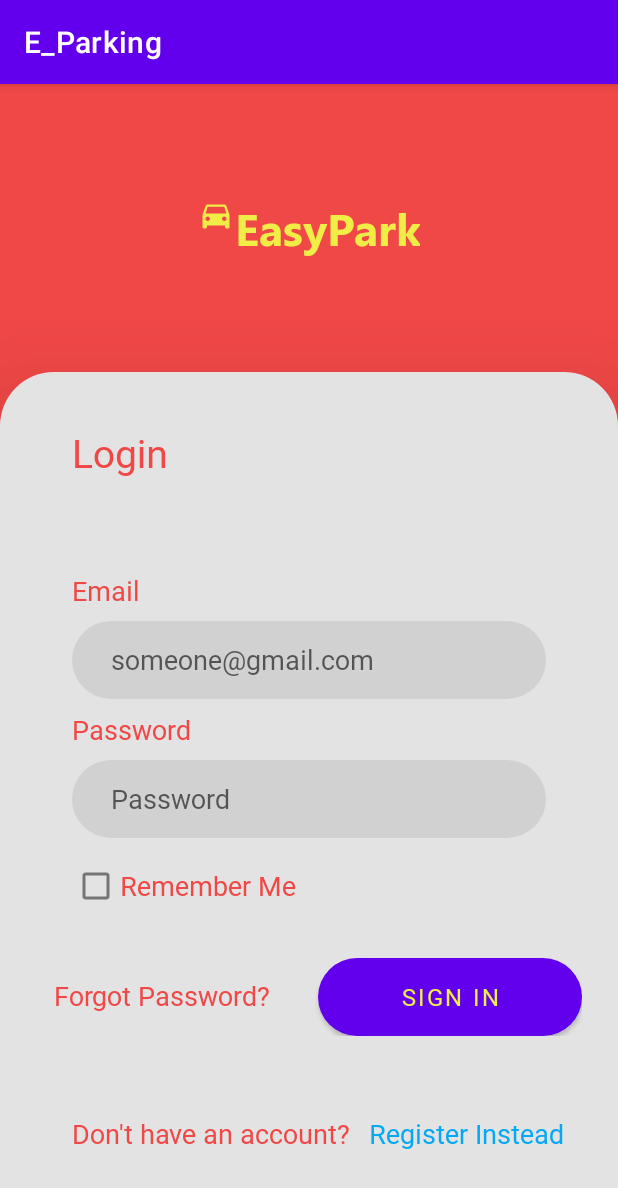
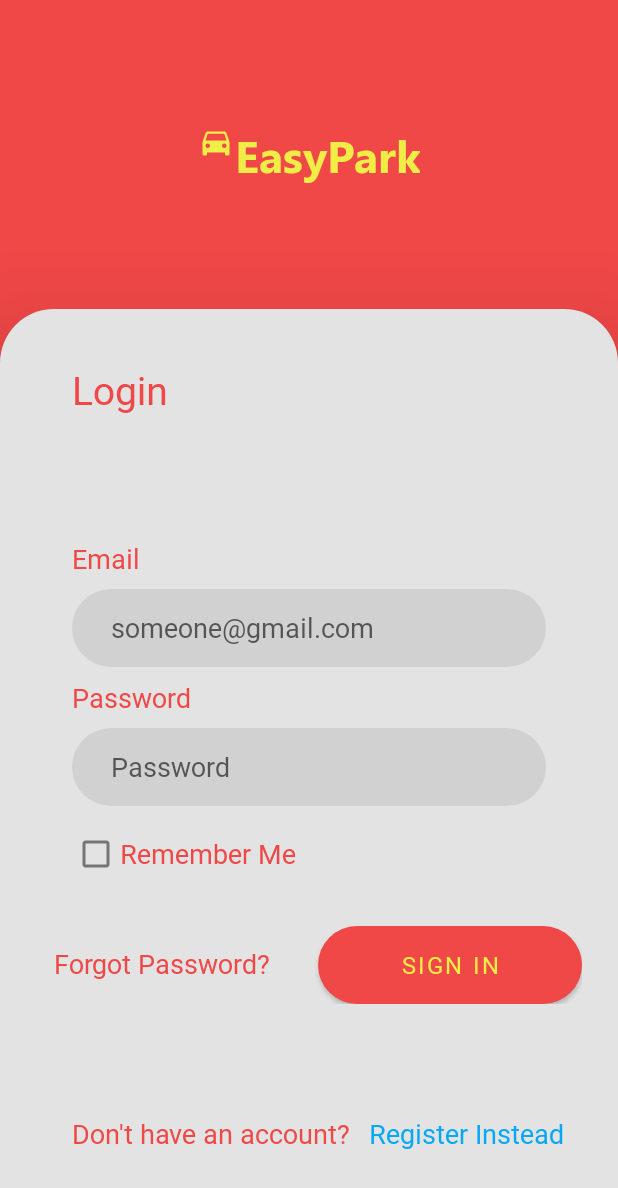
Before and after one commit to ninadpatil1452/E_Parking, an Android app: the screen it shows after launch (MainActivity), on a phone screen of 412 x 824 dp. Shown: the top 1188 px of the screen. Run offline under Robolectric (Android 15) with nearby library versions, the phone set to English and light mode, and no system bars.

Commit message:
Removed Action Bar and changed to color of status Bar to Base color.

```diff
--- a/app/src/main/res/values-night/themes.xml
+++ b/app/src/main/res/values-night/themes.xml
@@ -1,13 +1,13 @@
 <resources xmlns:tools="http://schemas.android.com/tools">
     <!-- Base application theme. -->
-    <style name="Theme.E_Parking" parent="Theme.MaterialComponents.DayNight.DarkActionBar">
+    <style name="Theme.E_Parking" parent="Theme.MaterialComponents.DayNight.NoActionBar">
         <!-- Primary brand color. -->
-        <item name="colorPrimary">@color/purple_200</item>
-        <item name="colorPrimaryVariant">@color/purple_700</item>
+        <item name="colorPrimary">@color/base</item>
+        <item name="colorPrimaryVariant">@color/base</item>
         <item name="colorOnPrimary">@color/black</item>
         <!-- Secondary brand color. -->
-        <item name="colorSecondary">@color/teal_200</item>
-        <item name="colorSecondaryVariant">@color/teal_200</item>
+        <item name="colorSecondary">@color/base</item>
+        <item name="colorSecondaryVariant">@color/base</item>
         <item name="colorOnSecondary">@color/black</item>
         <!-- Status bar color. -->
         <item name="android:statusBarColor" tools:targetApi="l">?attr/colorPrimaryVariant</item>
--- a/app/src/main/res/values/themes.xml
+++ b/app/src/main/res/values/themes.xml
@@ -1,13 +1,13 @@
 <resources xmlns:tools="http://schemas.android.com/tools">
     <!-- Base application theme. -->
-    <style name="Theme.E_Parking" parent="Theme.MaterialComponents.DayNight.DarkActionBar">
+    <style name="Theme.E_Parking" parent="Theme.MaterialComponents.DayNight.NoActionBar">
         <!-- Primary brand color. -->
-        <item name="colorPrimary">@color/purple_500</item>
-        <item name="colorPrimaryVariant">@color/purple_700</item>
+        <item name="colorPrimary">@color/base</item>
+        <item name="colorPrimaryVariant">@color/base</item>
         <item name="colorOnPrimary">@color/white</item>
         <!-- Secondary brand color. -->
-        <item name="colorSecondary">@color/teal_200</item>
-        <item name="colorSecondaryVariant">@color/teal_700</item>
+        <item name="colorSecondary">@color/base</item>
+        <item name="colorSecondaryVariant">@color/base</item>
         <item name="colorOnSecondary">@color/black</item>
         <!-- Status bar color. -->
         <item name="android:statusBarColor" tools:targetApi="l">?attr/colorPrimaryVariant</item>
```
